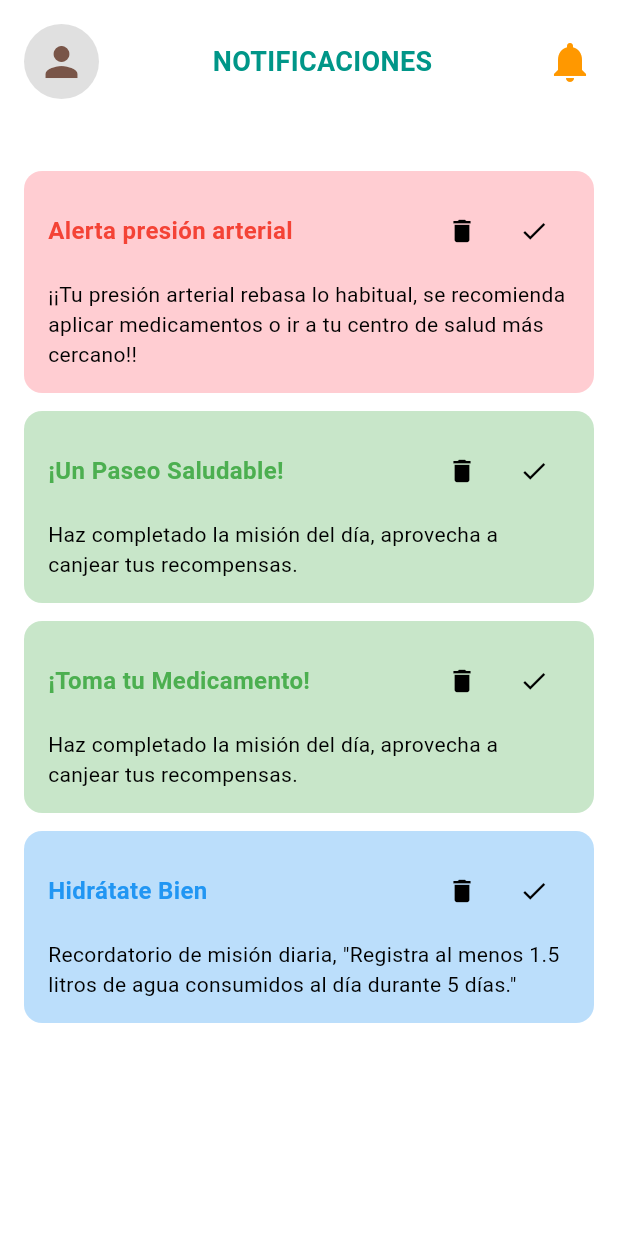
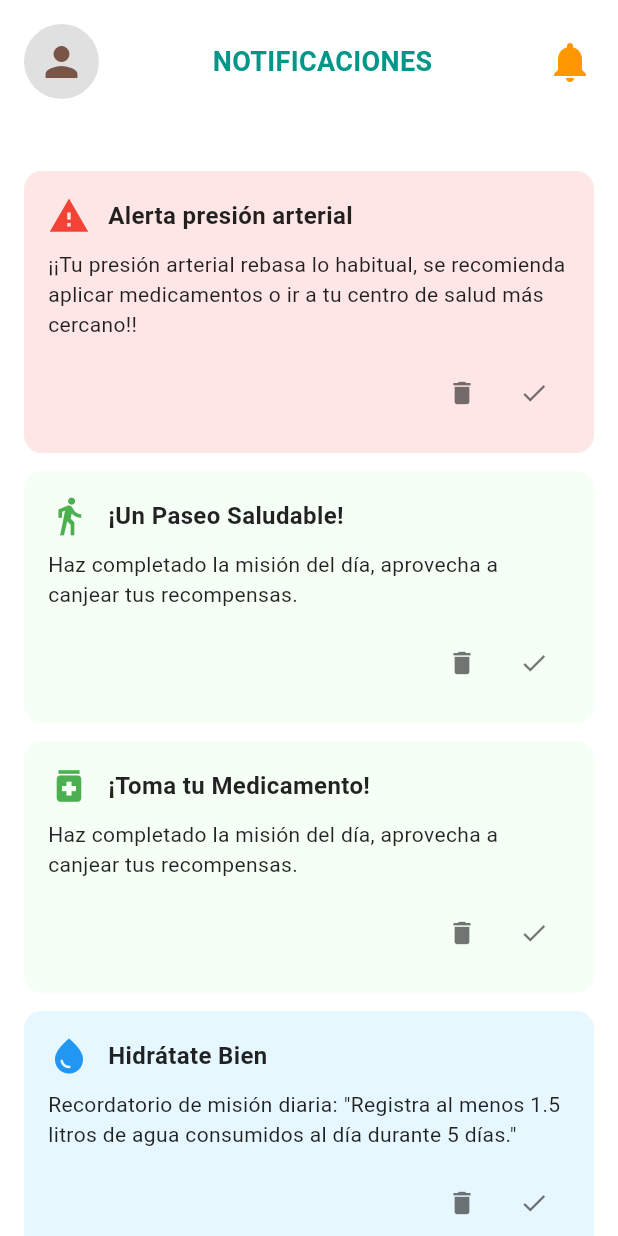
Before and after one commit to JonathanDeLaCruz/zean, a Flutter app: the NotificacionesPage screen opened directly, on a phone screen of 412 x 824 dp. Run offline on Flutter 3.47's test engine with Material 3 defaults, Android fonts, the phone set to English and light mode, and no system bars; our stand-ins replace motion_tab_bar; missing offline and left inert: flame.

Commit message:
glucosa, notificaciones, perfil

```diff
--- a/lib/game/notificaciones.dart
+++ b/lib/game/notificaciones.dart
@@ -18,7 +18,6 @@ class NotificacionesPage extends StatelessWidget {
             title: "NOTIFICACIONES",
             isTablet: isTablet,
             onAvatarTap: () {
-              // Navegar a la página de perfil
               Navigator.push(
                 context,
                 MaterialPageRoute(
@@ -26,14 +25,7 @@ class NotificacionesPage extends StatelessWidget {
                 ),
               );
             },
-            onNotificationTap: () {
-              Navigator.push(
-                context,
-                MaterialPageRoute(
-                  builder: (context) => const NotificacionesPage(),
-                ),
-              );
-            },
+            onNotificationTap: () {},
           ),
           SizedBox(height: isTablet ? 24.0 : 16.0),
 
@@ -43,39 +35,66 @@ class NotificacionesPage extends StatelessWidget {
               padding: EdgeInsets.all(isTablet ? 24.0 : 16.0),
               children: [
                 _buildNotificationCard(
-                  context,
                   title: "Alerta presión arterial",
                   description:
                       "¡¡Tu presión arterial rebasa lo habitual, se recomienda aplicar medicamentos o ir a tu centro de salud más cercano!!",
-                  backgroundColor: Colors.red[100]!,
+                  backgroundColor: const Color(0xFFFFE6E6), // Suave rojo
                   iconColor: Colors.red,
+                  icon: Icons.warning,
                   isTablet: isTablet,
                 ),
                 _buildNotificationCard(
-                  context,
                   title: "¡Un Paseo Saludable!",
                   description:
                       "Haz completado la misión del día, aprovecha a canjear tus recompensas.",
-                  backgroundColor: Colors.green[100]!,
+                  backgroundColor: const Color(0xFFF6FFF6), // Suave verde
                   iconColor: Colors.green,
+                  icon: Icons.directions_walk,
                   isTablet: isTablet,
                 ),
                 _buildNotificationCard(
-                  context,
                   title: "¡Toma tu Medicamento!",
                   description:
                       "Haz completado la misión del día, aprovecha a canjear tus recompensas.",
-                  backgroundColor: Colors.green[100]!,
+                  backgroundColor: const Color(0xFFF6FFF6), // Suave verde
                   iconColor: Colors.green,
+                  icon: Icons.medication,
                   isTablet: isTablet,
                 ),
                 _buildNotificationCard(
-                  context,
                   title: "Hidrátate Bien",
                   description:
-                      "Recordatorio de misión diaria, \"Registra al menos 1.5 litros de agua consumidos al día durante 5 días.\"",
-                  backgroundColor: Colors.blue[100]!,
+                      "Recordatorio de misión diaria: \"Registra al menos 1.5 litros de agua consumidos al día durante 5 días.\"",
+                  backgroundColor: const Color(0xFFE6F7FF), // Suave azul
                   iconColor: Colors.blue,
+                  icon: Icons.water_drop,
+                  isTablet: isTablet,
+                ),
+                _buildNotificationCard(
+                  title: "Sueño no reparador",
+                  description:
+                      "¡Parece que no has dormido las horas suficientes para mejorar tu salud! Se recomienda descansar y evitar trasnochar.",
+                  backgroundColor: const Color(0xFFFFE6E6), // Suave rojo
+                  iconColor: Colors.red,
+                  icon: Icons.bedtime,
+                  isTablet: isTablet,
+                ),
+                _buildNotificationCard(
+                  title: "Reto Activo",
+                  description:
+                      "Recordatorio de misión semanal: \"Realiza actividad física durante al menos 30 minutos en 3 días de la semana.\"",
+                  backgroundColor: const Color(0xFFE6F7FF), // Suave azul
+                  iconColor: Colors.blue,
+                  icon: Icons.fitness_center,
+                  isTablet: isTablet,
+                ),
+                _buildNotificationCard(
+                  title: "¡Control matutino!",
+                  description:
+                      "Haz completado la misión del día, aprovecha a canjear tus recompensas.",
+                  backgroundColor: const Color(0xFFF6FFF6), // Suave verde
+                  iconColor: Colors.green,
+                  icon: Icons.check_circle,
                   isTablet: isTablet,
                 ),
               ],
@@ -86,12 +105,12 @@ class NotificacionesPage extends StatelessWidget {
     );
   }
 
-  Widget _buildNotificationCard(
-    BuildContext context, {
+  Widget _buildNotificationCard({
     required String title,
     required String description,
     required Color backgroundColor,
     required Color iconColor,
+    required IconData icon,
     required bool isTablet,
   }) {
     return Container(
@@ -105,35 +124,22 @@ class NotificacionesPage extends StatelessWidget {
         crossAxisAlignment: CrossAxisAlignment.start,
         children: [
           Row(
-            mainAxisAlignment: MainAxisAlignment.spaceBetween,
             children: [
+              Icon(
+                icon,
+                size: isTablet ? 36 : 28,
+                color: iconColor,
+              ),
+              SizedBox(width: isTablet ? 16.0 : 12.0),
               Expanded(
                 child: Text(
                   title,
                   style: TextStyle(
                     fontSize: isTablet ? 20 : 16,
                     fontWeight: FontWeight.bold,
-                    color: iconColor,
+                    color: Colors.black87,
                   ),
                 ),
-              ),
-              Row(
-                children: [
-                  IconButton(
-                    icon: const Icon(Icons.delete, size: 20),
-                    color: Colors.black,
-                    onPressed: () {
-                      // Acción para eliminar notificación
-                    },
-                  ),
-                  IconButton(
-                    icon: const Icon(Icons.check, size: 20),
-                    color: Colors.black,
-                    onPressed: () {
-                      // Acción para marcar como leída o completada
-                    },
-                  ),
-                ],
               ),
             ],
           ),
@@ -142,8 +148,28 @@ class NotificacionesPage extends StatelessWidget {
             description,
             style: TextStyle(
               fontSize: isTablet ? 16 : 14,
-              color: Colors.black,
+              color: Colors.black87,
             ),
+          ),
+          SizedBox(height: isTablet ? 16 : 12),
+          Row(
+            mainAxisAlignment: MainAxisAlignment.end,
+            children: [
+              IconButton(
+                icon: const Icon(Icons.delete, size: 20),
+                color: Colors.black54,
+                onPressed: () {
+                  // Acción para eliminar notificación
+                },
+              ),
+              IconButton(
+                icon: const Icon(Icons.check, size: 20),
+                color: Colors.black54,
+                onPressed: () {
+                  // Acción para marcar como leída o completada
+                },
+              ),
+            ],
           ),
         ],
       ),
```
Also changed, not shown: lib/game/glucosa.dart (+23 -15 lines), lib/game/perfil.dart (+95 -88 lines).
